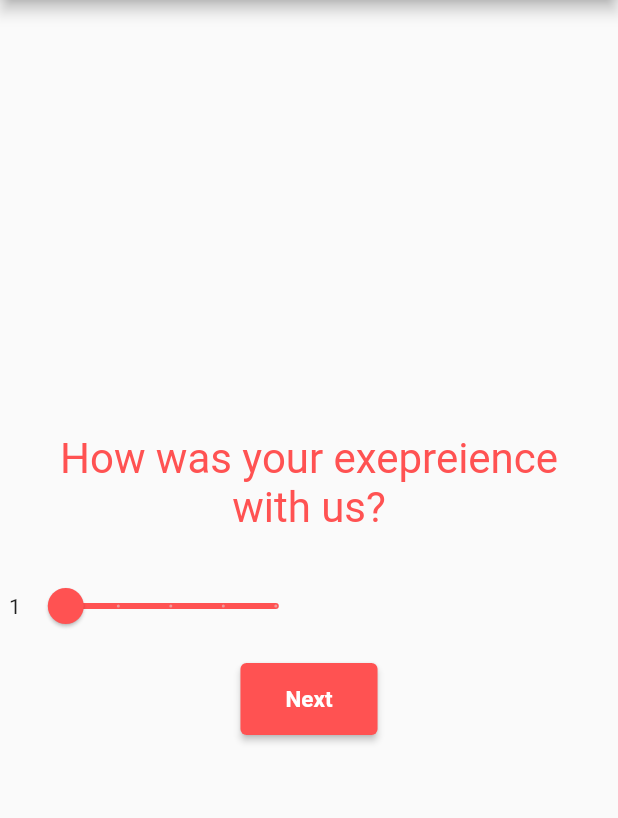
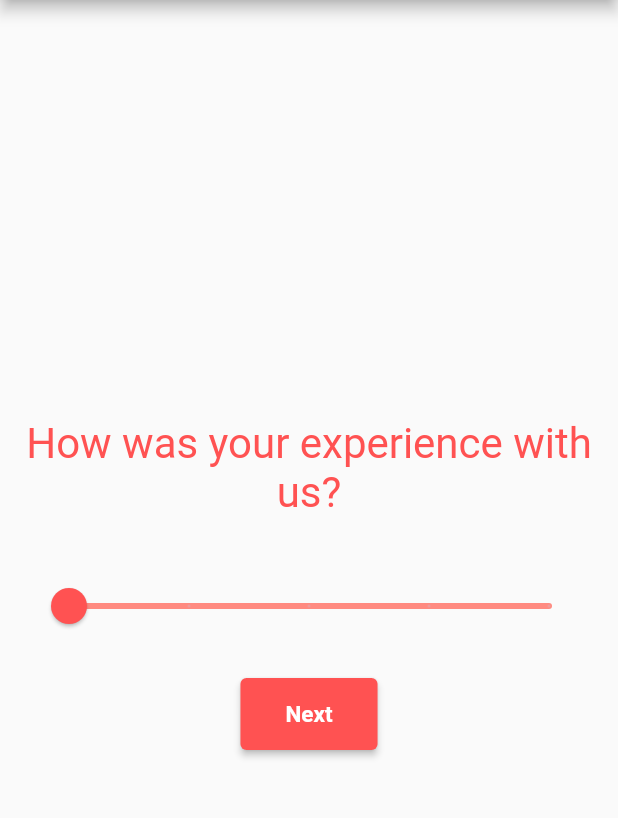
Before and after one commit to git-pi-e/feedback_app, a Flutter app: the screen it shows after launch, after a tap on "Next", on a phone screen of 412 x 824 dp, the part 84-902 px from its top. Run offline on Flutter 3.47's test engine with Material 2 defaults, Android fonts, the phone set to English and light mode, and no system bars.

Commit message:
Fixed Slider

```diff
--- a/lib/answer.dart
+++ b/lib/answer.dart
@@ -22,19 +22,17 @@ class _AnswerState extends State<Answer> {
 
   @override
   Widget build(BuildContext context) {
-    return Row(
-      children: <Widget>[
-        Text('$sliderVal'),
-        SliderTheme(
+    return Center(
+           child: SliderTheme(
              data: SliderTheme.of(context).copyWith(
                activeTrackColor: Colors.redAccent[400],
-            inactiveTrackColor: Colors.redAccent[200],
+               inactiveTrackColor: Colors.redAccent[100],
                trackShape: RoundedRectSliderTrackShape(),
                trackHeight: 4.0,
                thumbShape: RoundSliderThumbShape(enabledThumbRadius: 12.0),
                thumbColor: Colors.redAccent,
                overlayColor: Colors.red.withAlpha(32),
-            overlayShape: RoundSliderOverlayShape(overlayRadius: 28.0),
+               overlayShape: RoundSliderOverlayShape(overlayRadius: 38.0),
                tickMarkShape: RoundSliderTickMarkShape(),
                activeTickMarkColor: Colors.red[700],
                inactiveTickMarkColor: Colors.red[200],
@@ -55,7 +53,7 @@ class _AnswerState extends State<Answer> {
               },
              ),
            ),
-      ],
+
     ); //RaisedButton
   }
 }
--- a/lib/main.dart
+++ b/lib/main.dart
@@ -51,7 +51,9 @@ class _FeedbackState extends State<Feedback> {
         body : (_index < ques.length)
         ? Quiz(ques: ques, answerQues: feedbackResponse, index: _index)
         : Center(
-          child: Result(_scoreTotal, _reset),
+          child:
+            Result(_scoreTotal, _reset),
+
           ),
           ),
       );
--- a/lib/quesList.dart
+++ b/lib/quesList.dart
@@ -1,8 +1,8 @@
 final ques = const [
   'How are you feeling?',
-  'How was your exepreience with us?',
+  'How was your experience with us?',
   'How productive are you feeling today?',
   'How likely are you to recommend it to your peers?',
   'How likely are you to come back here?',
-  'Do you feel that we need any imporvements?',
+  'Do you feel that we need any improvements?',
 ];
--- a/lib/quiz.dart
+++ b/lib/quiz.dart
@@ -34,6 +34,7 @@ class Quiz extends StatelessWidget {
             SizedBox(
               height: 10,
             ),
+
             Answer(
               answerValue: initial,
               selectValue: setFeedbackValue,
```
Lines whose indentation alone changed are shown as unchanged.
